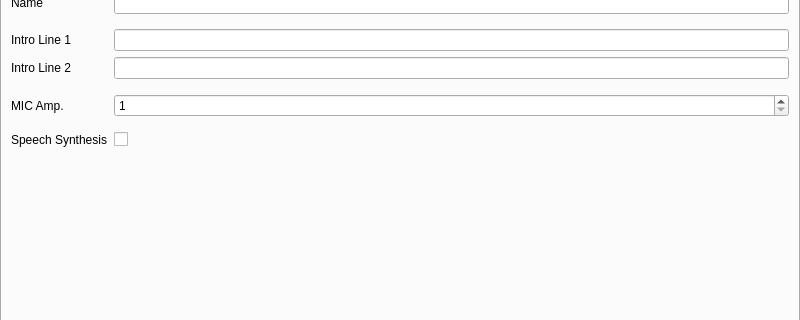
First picture: the form in shared/mainwindow.ui, repository hmatuschek/qdmr, before the edit; both pictures show x 0 to 800 and y 128 to 448 of the 800 by 600 pixel window.
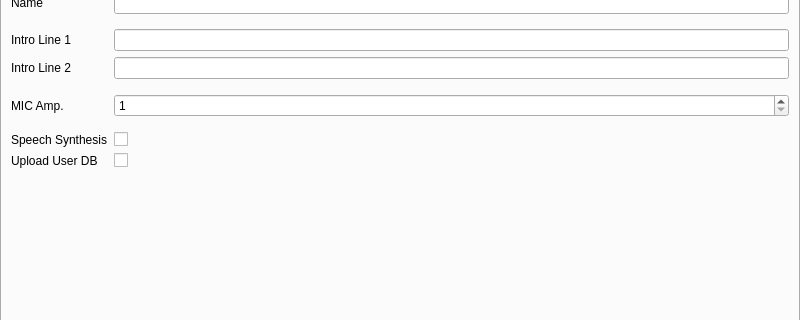
Second picture: the form after the edit. Icons and pictures are not drawn.

Commit message: Implemented upload-user-db in GUI.

What changed in the file:
```diff
--- a/shared/mainwindow.ui
+++ b/shared/mainwindow.ui
@@ -196,6 +196,16 @@
             </property>
            </widget>
           </item>
+          <item row="9" column="0">
+           <widget class="QLabel" name="uploadUserDBLabel">
+            <property name="text">
+             <string>Upload User DB</string>
+            </property>
+           </widget>
+          </item>
+          <item row="9" column="1">
+           <widget class="QCheckBox" name="uploadUserDB"/>
+          </item>
          </layout>
         </item>
        </layout>
```
The commit also changes 15 other files.
